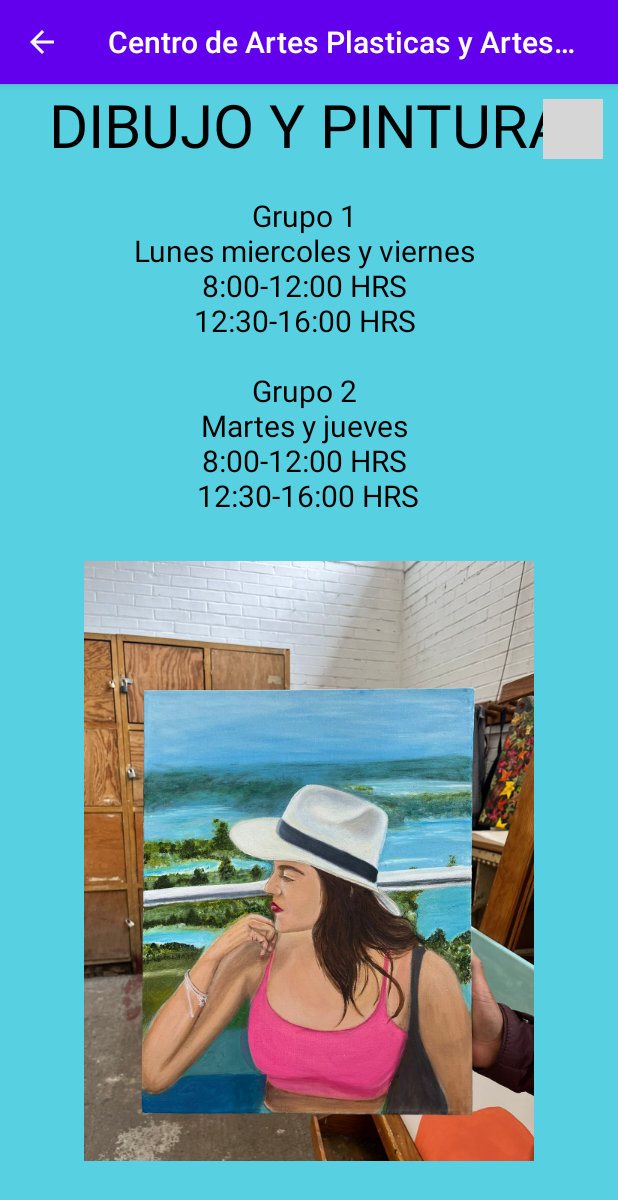
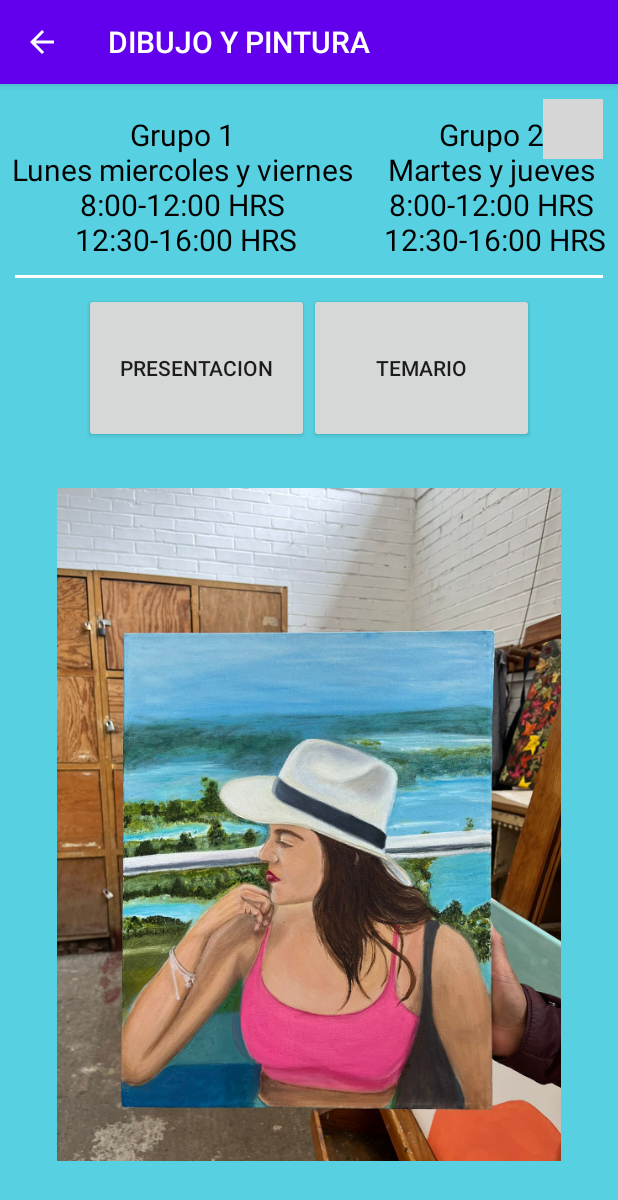
Before and after one commit to po0oncho0o9208/CeArPlAr, an Android app: the Galeria screen opened directly, with no data from a screen before it, after a tap on an icon or button, on a phone screen of 412 x 824 dp. Shown: the top 1200 px of the screen. Run offline under Robolectric (Android 15) with nearby library versions, the phone set to English and light mode, and no system bars; our stand-ins replace AdMob; grey boxes are pictures that could not be loaded.

```diff
--- a/app/src/main/java/com/centrodeartes/cearplar/Galeria.java
+++ b/app/src/main/java/com/centrodeartes/cearplar/Galeria.java
@@ -30,34 +30,42 @@ public class Galeria extends AppCompatActivity implements View.OnClickListener {
     SliderAdapter adapter;
     private AdView mAdView;
     int cont;
-    TextView titulo, texto;
-    String[] titulos, textos;
+    TextView texto1, texto2;
+    String[] titulos, textos1, textos2;
     LinearLayout layout;
+    Button btnpresent, btntem;
 
     @Override
     protected void onCreate(Bundle savedInstanceState) {
         super.onCreate(savedInstanceState);
+
         setContentView(R.layout.activity_galeria);
         Objects.requireNonNull(getSupportActionBar()).setDisplayHomeAsUpEnabled(true);
-        titulo = findViewById(R.id.txvtit);
-        texto = findViewById(R.id.txvtxt);
+        texto1 = findViewById(R.id.txvtxt1);
+        texto2 = findViewById(R.id.txvtxt2);
+        btnpresent = findViewById(R.id.btnpresentacion);
+        btntem = findViewById(R.id.btntemario);
         Intent intent = getIntent();
         cont = intent.getIntExtra("id", 0);
         layout = findViewById(R.id.layoutgaleria);
         layout.getBackground().setAlpha(215);
-
         titulos = new String[]{getResources().getString(R.string.dibujotit), getResources().getString(R.string.esculturatit), getResources().getString(R.string.marqtit)
                 , getResources().getString(R.string.vidriotit), getResources().getString(R.string.pirotit), getResources().getString(R.string.doradotit),
-                getResources().getString(R.string.maderatit), getResources().getString(R.string.maderatit), getResources().getString(R.string.maderatext), getResources().getString(R.string.maderatit), getResources().getString(R.string.conchatit),
+                getResources().getString(R.string.maderatit), getResources().getString(R.string.maderatit), getResources().getString(R.string.maderatit), getResources().getString(R.string.maderatit), getResources().getString(R.string.conchatit),
                 getResources().getString(R.string.porcelanatit), getResources().getString(R.string.orfebreriatit), getResources().getString(R.string.pieltit), getResources().getString(R.string.tapiztit)};
 
-        textos = new String[]{getResources().getString(R.string.dibujotext), getResources().getString(R.string.esculturatext), getResources().getString(R.string.marqtext)
-                , getResources().getString(R.string.vidriotext), getResources().getString(R.string.pirotext), getResources().getString(R.string.doradotext),
-                getResources().getString(R.string.maderatext), getResources().getString(R.string.maderatext), getResources().getString(R.string.conchatext), getResources().getString(R.string.porcelanatext),
-                getResources().getString(R.string.orfebreriatext), getResources().getString(R.string.pieltext), getResources().getString(R.string.tapiztext)};
+        textos1 = new String[]{getResources().getString(R.string.dibujotext1), getResources().getString(R.string.esculturatext1), getResources().getString(R.string.marqtext1)
+                , getResources().getString(R.string.vidriotext1), getResources().getString(R.string.pirotext1), getResources().getString(R.string.doradotext1),
+                getResources().getString(R.string.maderatext1), getResources().getString(R.string.maderatext1), getResources().getString(R.string.conchatext1), getResources().getString(R.string.porcelanatext1),
+                getResources().getString(R.string.orfebreriatext1), getResources().getString(R.string.pieltext1), getResources().getString(R.string.tapiztext1)};
 
-        titulo.setText(titulos[cont]);
-        texto.setText(textos[cont]);
+        textos2 = new String[]{getResources().getString(R.string.dibujotext2), getResources().getString(R.string.esculturatext2), getResources().getString(R.string.marqtext2)
+                , getResources().getString(R.string.vidriotext2), getResources().getString(R.string.pirotext2), getResources().getString(R.string.doradotext2),
+                getResources().getString(R.string.maderatext2), getResources().getString(R.string.maderatext2), getResources().getString(R.string.conchatext2), getResources().getString(R.string.porcelanatext2),
+                getResources().getString(R.string.orfebreriatext2), getResources().getString(R.string.pieltext2), getResources().getString(R.string.tapiztext2)};
+        setTitle(titulos[cont]);
+        texto1.setText(textos1[cont]);
+        texto2.setText(textos2[cont]);
 
 
         switch (cont) {
@@ -200,6 +208,18 @@ public class Galeria extends AppCompatActivity implements View.OnClickListener {
         mAdView = findViewById(R.id.adView);
         AdRequest adRequest = new AdRequest.Builder().build();
         mAdView.loadAd(adRequest);
+        btnpresent.setOnClickListener(new View.OnClickListener() {
+            @Override
+            public void onClick(View v) {
+                Toast.makeText(Galeria.this, "presentacion", Toast.LENGTH_LONG).show();
+            }
+        });
+        btntem.setOnClickListener(new View.OnClickListener() {
+            @Override
+            public void onClick(View v) {
+                Toast.makeText(Galeria.this, "temario", Toast.LENGTH_LONG).show();
+            }
+        });
 
     }
 
--- a/app/src/main/res/layout/activity_galeria.xml
+++ b/app/src/main/res/layout/activity_galeria.xml
@@ -11,31 +11,65 @@
     <LinearLayout
         android:id="@+id/linearLayout"
         android:layout_width="match_parent"
-        android:layout_height="match_parent"
-        android:orientation="vertical">
+        android:layout_height="wrap_content"
+        android:orientation="vertical"
+        app:layout_constraintTop_toTopOf="parent">
 
-        <TextView
-            android:id="@+id/txvtit"
-            android:layout_width="wrap_content"
+
+        <LinearLayout
+            android:layout_width="match_parent"
             android:layout_height="wrap_content"
-            android:layout_gravity="center"
-            android:text="Dibujo y pintura"
-            android:textAlignment="center"
-            android:textColor="#000000"
-            android:textSize="40sp" />
+            android:layout_gravity="top"
+            android:gravity="top"
+            android:orientation="horizontal">
 
-        <TextView
+            <TextView
+                android:id="@+id/txvtxt1"
+                android:layout_width="wrap_content"
+                android:layout_height="wrap_content"
+                android:layout_marginTop="20sp"
+                android:layout_weight="1"
+                android:text="Grupo 1 \nLunes miercoles y viernes \n8:00-12:00 HRS \n12:30-16:00 HRS \n\n"
+                android:textAlignment="center"
+                android:textColor="#000"
+                android:textSize="20sp" />
 
-            android:id="@+id/txvtxt"
-            android:layout_width="wrap_content"
+            <TextView
+                android:id="@+id/txvtxt2"
+                android:layout_width="wrap_content"
+                android:layout_height="wrap_content"
+                android:layout_marginTop="20sp"
+                android:layout_weight="1"
+                android:text="Grupo 2 \n Martes y jueves \n8:00-12:00 HRS \n12:30-16:00 HRS"
+                android:textAlignment="center"
+                android:textColor="#000"
+                android:textSize="20sp" />
+        </LinearLayout>
+
+        <View
+            android:layout_width="match_parent"
+            android:layout_height="2dp"
+            android:layout_margin="10sp"
+            android:layout_marginVertical="8dp"
+            android:background="#ffffff" />
+
+        <LinearLayout
+            android:layout_width="match_parent"
             android:layout_height="wrap_content"
-            android:layout_gravity="center"
-            android:layout_marginTop="20sp"
-            android:text="Grupo 1 \nLunes miercoles y viernes \n8:00-12:00 HRS \n12:30-16:00 HRS \n\nGrupo 2 \nMartes y jueves \n8:00-12:00 HRS \n12:30-16:00 HRS"
-            android:textAlignment="center"
-            android:textColor="#000"
-            android:textSize="20sp" />
+            android:gravity="center">
 
+            <Button
+                android:id="@+id/btnpresentacion"
+                android:layout_width="150sp"
+                android:layout_height="100sp"
+                android:text="presentacion" />
+
+            <Button
+                android:id="@+id/btntemario"
+                android:layout_width="150sp"
+                android:layout_height="100sp"
+                android:text="temario" />
+        </LinearLayout>
 
         <androidx.viewpager.widget.ViewPager
             android:id="@+id/viewpager"
@@ -82,7 +116,7 @@
         android:layout_alignParentBottom="true"
         android:layout_centerHorizontal="true"
         app:adSize="BANNER"
-        app:adUnitId="ca-app-pub-5211211432379253/5467595509"
+        app:adUnitId="@string/bannerid"
         app:layout_constraintBottom_toBottomOf="parent"
         app:layout_constraintEnd_toEndOf="parent"
         app:layout_constraintStart_toStartOf="parent"
--- a/app/src/main/res/layout/activity_pantalla_principal.xml
+++ b/app/src/main/res/layout/activity_pantalla_principal.xml
@@ -85,7 +85,7 @@
         android:layout_alignParentBottom="true"
         android:layout_centerHorizontal="true"
         app:adSize="BANNER"
-        app:adUnitId="ca-app-pub-5211211432379253/5467595509"
+        app:adUnitId="@string/bannerid"
         app:layout_constraintBottom_toBottomOf="parent"
         app:layout_constraintEnd_toEndOf="parent"
         app:layout_constraintStart_toStartOf="parent"
--- a/app/src/main/res/layout/activity_ubicacion.xml
+++ b/app/src/main/res/layout/activity_ubicacion.xml
@@ -82,7 +82,7 @@
         android:layout_alignParentBottom="true"
         android:layout_centerHorizontal="true"
         app:adSize="BANNER"
-        app:adUnitId="ca-app-pub-3940256099942544/6300978111"
+        app:adUnitId="@string/bannerid"
         app:layout_constraintBottom_toBottomOf="parent"
         app:layout_constraintEnd_toEndOf="parent"
         app:layout_constraintStart_toStartOf="parent"
--- a/app/src/main/res/values/strings.xml
+++ b/app/src/main/res/values/strings.xml
@@ -8,33 +8,45 @@
     <string name="second_fragment_label">Second Fragment</string>
     <string name="next">Next</string>
     <string name="previous">Previous</string>
-
+    <string name="bannerid">ca-app-pub-3940256099942544/9214589741</string>
     <string name="hello_first_fragment">Hello first fragment</string>
     <string name="hello_second_fragment">Hello second fragment. Arg: %1$s</string>
     <string name="dibujotit">DIBUJO Y PINTURA</string>
-    <string name="dibujotext">"Grupo 1 \nLunes miercoles y viernes \n8:00-12:00 HRS \n12:30-16:00 HRS \n\nGrupo 2 \nMartes y jueves \n8:00-12:00 HRS \n12:30-16:00 HRS"</string>
+    <string name="dibujotext1">"Grupo 1 \nLunes miercoles y viernes \n8:00-12:00 HRS \n12:30-16:00 HRS"</string>
+    <string name="dibujotext2">"Grupo 2 \nMartes y jueves \n8:00-12:00 HRS \n12:30-16:00 HRS"</string>
     <string name="esculturatit">ESCULTURA</string>
-    <string name="esculturatext">"Grupo 1 \nLunes miercoles y viernes \n8:00-12:00 HRS \n12:30-16:00 HRS \n\nGrupo 2 \nMartes y jueves \n8:00-12:00 HRS \n12:30-16:00 HRS"</string>
+    <string name="esculturatext1">"Grupo 1 \nLunes miercoles y viernes \n8:00-12:00 HRS \n12:30-16:00 HRS"</string>
+    <string name="esculturatext2">"Grupo 2 \nMartes y jueves \n8:00-12:00 HRS \n12:30-16:00 HRS"</string>
     <string name="marqtit">MARQUETERIA</string>
-    <string name="marqtext">"Grupo 1 \nLunes miercoles y viernes \n8:00-12:00 HRS \n12:30-16:00 HRS \n\nGrupo 2 \nMartes y jueves \n8:00-12:00 HRS \n12:30-16:00 HRS"</string>
+    <string name="marqtext1">"Grupo 1 \nLunes miercoles y viernes \n8:00-12:00 HRS \n12:30-16:00 HRS"</string>
+    <string name="marqtext2">"Grupo 2 \nMartes y jueves \n8:00-12:00 HRS \n12:30-16:00 HRS"</string>
     <string name="vidriotit">VIDRIO</string>
-    <string name="vidriotext">"Grupo 1 \nLunes miercoles y viernes \n8:00-12:00 HRS \n12:30-16:00 HRS \n\nGrupo 2 \nMartes y jueves \n8:00-12:00 HRS \n12:30-16:00 HRS"</string>
+    <string name="vidriotext1">"Grupo 1 \nLunes miercoles y viernes \n8:00-12:00 HRS \n12:30-16:00 HRS"</string>
+    <string name="vidriotext2">"Grupo 2 \nMartes y jueves \n8:00-12:00 HRS \n12:30-16:00 HRS"</string>
     <string name="pirotit">PIROGRABADO</string>
-    <string name="pirotext">"Grupo 1 \nLunes miercoles y viernes \n8:00-12:00 HRS \n12:30-16:00 HRS \n\nGrupo 2 \nMartes y jueves \n8:00-12:00 HRS \n12:30-16:00 HRS"</string>
+    <string name="pirotext1">"Grupo 1 \nLunes miercoles y viernes \n8:00-12:00 HRS \n12:30-16:00 HRS"</string>
+    <string name="pirotext2">"Grupo 2 \nMartes y jueves \n8:00-12:00 HRS \n12:30-16:00 HRS"</string>
     <string name="doradotit">DORADO Y ESTOFADO</string>
-    <string name="doradotext">"Grupo 1 \nLunes miercoles y viernes \n8:00-12:00 HRS \n12:30-16:00 HRS \n\nGrupo 2 \nMartes y jueves \n8:00-12:00 HRS \n12:30-16:00 HRS"</string>
+    <string name="doradotext1">"Grupo 1 \nLunes miercoles y viernes \n8:00-12:00 HRS \n12:30-16:00 HRS"</string>
+    <string name="doradotext2">"Grupo 2 \nMartes y jueves \n8:00-12:00 HRS \n12:30-16:00 HRS"</string>
     <string name="maderatit">TALLA EN MADERA</string>
-    <string name="maderatext">"Grupo 1 \nLunes miercoles y viernes \n8:00-12:00 HRS \n12:30-16:00 HRS \n\nGrupo 2 \nMartes y jueves \n8:00-12:00 HRS \n12:30-16:00 HRS"</string>
+    <string name="maderatext1">"Grupo 1 \nLunes miercoles y viernes \n8:00-12:00 HRS \n12:30-16:00 HRS"</string>
+    <string name="maderatext2">"Grupo 2 \nMartes y jueves \n8:00-12:00 HRS \n12:30-16:00 HRS"</string>
     <string name="conchatit">INCRUSTACIÓN EN CONCHA</string>
-    <string name="conchatext">"Grupo 1 \nLunes miercoles y viernes \n8:00-12:00 HRS \n12:30-16:00 HRS \n\nGrupo 2 \nMartes y jueves \n8:00-12:00 HRS \n12:30-16:00 HRS"</string>
+    <string name="conchatext1">"Grupo 1 \nLunes miercoles y viernes \n8:00-12:00 HRS \n12:30-16:00 HRS"</string>
+    <string name="conchatext2">"Grupo 2 \nMartes y jueves \n8:00-12:00 HRS \n12:30-16:00 HRS"</string>
     <string name="porcelanatit">PINTURA EN PORCELANA</string>
-    <string name="porcelanatext">"Grupo 1 \nLunes miercoles y viernes \n8:00-12:00 HRS \n12:30-16:00 HRS \n\nGrupo 2 \nMartes y jueves \n8:00-12:00 HRS \n12:30-16:00 HRS"</string>
+    <string name="porcelanatext1">"Grupo 1 \nLunes miercoles y viernes \n8:00-12:00 HRS \n12:30-16:00 HRS"</string>
+    <string name="porcelanatext2">"Grupo 2 \nMartes y jueves \n8:00-12:00 HRS \n12:30-16:00 HRS"</string>
     <string name="orfebreriatit">ORFEBRERIA</string>
-    <string name="orfebreriatext">"Grupo 1 \nLunes miercoles y viernes \n8:00-12:00 HRS \n12:30-16:00 HRS \n\nGrupo 2 \nMartes y jueves \n8:00-12:00 HRS \n12:30-16:00 HRS"</string>
+    <string name="orfebreriatext1">"Grupo 1 \nLunes miercoles y viernes \n8:00-12:00 HRS \n12:30-16:00 HRS"</string>
+    <string name="orfebreriatext2">"Grupo 2 \nMartes y jueves \n8:00-12:00 HRS \n12:30-16:00 HRS"</string>
     <string name="pieltit">PIEL</string>
-    <string name="pieltext">"Grupo 1 \nLunes miercoles y viernes \n8:00-12:00 HRS \n12:30-16:00 HRS \n\nGrupo 2 \nMartes y jueves \n8:00-12:00 HRS \n12:30-16:00 HRS"</string>
+    <string name="pieltext1">"Grupo 1 \nLunes miercoles y viernes \n8:00-12:00 HRS \n12:30-16:00 HRS"</string>
+    <string name="pieltext2">"Grupo 2 \nMartes y jueves \n8:00-12:00 HRS \n12:30-16:00 HRS"</string>
     <string name="tapiztit">TAPIZ</string>
-    <string name="tapiztext">"Grupo 1 \nLunes miercoles y viernes \n8:00-12:00 HRS \n12:30-16:00 HRS \n\nGrupo 2 \nMartes y jueves \n8:00-12:00 HRS \n12:30-16:00 HRS"</string>
+    <string name="tapiztext1">"Grupo 1 \nLunes miercoles y viernes \n8:00-12:00 HRS \n12:30-16:00 HRS"</string>
+    <string name="tapiztext2">"Grupo 2 \nMartes y jueves \n8:00-12:00 HRS \n12:30-16:00 HRS"</string>
 
     <string name="title_activity_ubicacion2">Ubicacion2</string>
 
```
